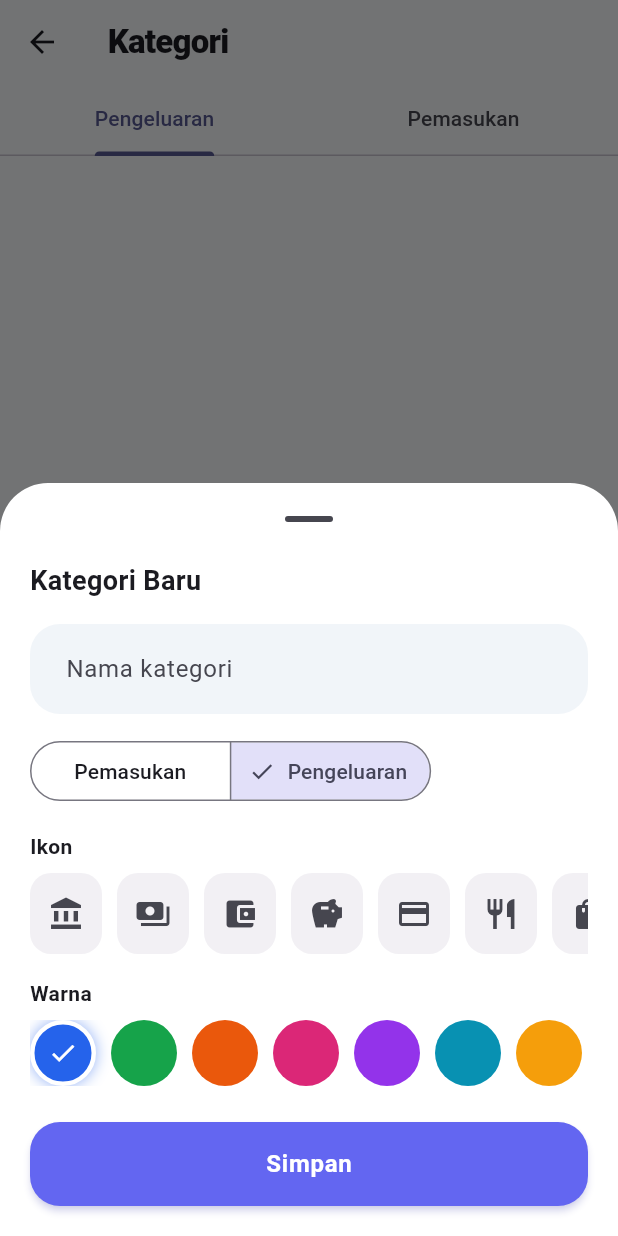
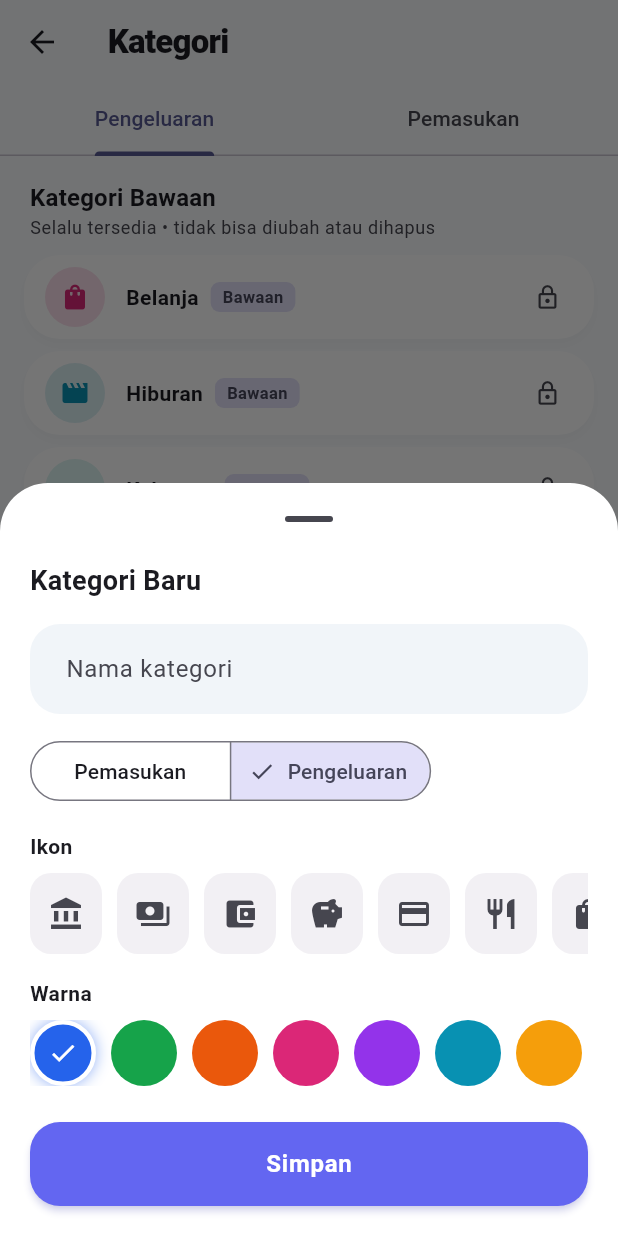
Before and after one commit to fauzanafif/DUITKU, a Flutter app: the CategoriesScreen screen opened by its route, after a tap on "Kategori", on a phone screen of 412 x 824 dp. Run offline on Flutter 3.47's test engine with Material 3 defaults, Android fonts, the phone set to English and light mode, and no system bars; our stand-ins replace fl_chart, flutter_local_notifications, flutter_riverpod, go_router, hive_ce_flutter, image_picker and 3 more; accounts and stored records are empty.

Commit message:
fix bug add fitur kategori dan log aktifitas & crud

```diff
--- a/lib/data/repositories/category_repository.dart
+++ b/lib/data/repositories/category_repository.dart
@@ -37,11 +37,22 @@ class CategoryRepository {
     return category;
   }
 
-  Future<void> save(Category category) => _db.writeCategory(category);
+  /// Default (system) categories are read-only — they can never be edited
+  /// or deleted, so the app is always usable out of the box.
+  Future<void> save(Category category) async {
+    if (category.isDefault) {
+      throw StateError('Kategori bawaan tidak dapat diubah.');
+    }
+    await _db.writeCategory(category);
+  }
 
   /// Deleting a used category is only allowed when the caller supplies a
   /// [reassignTo] category, so no transaction is left dangling.
   Future<void> delete(String id, {String? reassignTo}) async {
+    final categories = await _db.readCategories();
+    if (categories.any((c) => c.id == id && c.isDefault)) {
+      throw StateError('Kategori bawaan tidak dapat dihapus.');
+    }
     final transactions = await _db.readTransactions();
     final used = transactions.where((tx) => tx.categoryId == id).toList();
     if (used.isNotEmpty) {
--- a/lib/features/settings/categories_screen.dart
+++ b/lib/features/settings/categories_screen.dart
@@ -158,22 +158,74 @@ class _CategoryList extends StatelessWidget {
 
   @override
   Widget build(BuildContext context) {
-    if (categories.isEmpty) {
+    final theme = Theme.of(context);
+    final defaults = categories.where((c) => c.isDefault).toList();
+    final custom = categories.where((c) => !c.isDefault).toList();
+
+    if (defaults.isEmpty && custom.isEmpty) {
       return const EmptyStateView(
         icon: Icons.category_outlined,
         title: 'Belum ada kategori',
       );
     }
-    return ListView.separated(
+
+    return ListView(
       padding: const EdgeInsets.fromLTRB(16, 12, 16, 110),
-      itemCount: categories.length,
-      separatorBuilder: (_, _) => const SizedBox(height: 8),
-      itemBuilder: (context, index) {
-        final category = categories[index];
+      children: [
+        if (defaults.isNotEmpty) ...[
+          const SectionHeader(
+            title: 'Kategori Bawaan',
+            subtitle: 'Selalu tersedia • tidak bisa diubah atau dihapus',
+          ),
+          for (final category in defaults)
+            Padding(
+              padding: const EdgeInsets.only(bottom: 8),
+              child: _CategoryTile(category: category),
+            ),
+          const SizedBox(height: 16),
+        ],
+        const SectionHeader(
+          title: 'Kategori Saya',
+          subtitle: 'Kategori yang kamu buat sendiri',
+        ),
+        if (custom.isEmpty)
+          Padding(
+            padding: const EdgeInsets.fromLTRB(4, 4, 4, 8),
+            child: Text(
+              'Belum ada. Tekan tombol + untuk membuat kategori sendiri.',
+              style: theme.textTheme.bodyMedium
+                  ?.copyWith(color: theme.colorScheme.onSurfaceVariant),
+            ),
+          )
+        else
+          for (final category in custom)
+            Padding(
+              padding: const EdgeInsets.only(bottom: 8),
+              child: _CategoryTile(
+                category: category,
+                onEdit: () => onEdit(category),
+                onDelete: () => onDelete(category),
+              ),
+            ),
+      ],
+    );
+  }
+}
+
+class _CategoryTile extends StatelessWidget {
+  const _CategoryTile({required this.category, this.onEdit, this.onDelete});
+
+  final Category category;
+  final VoidCallback? onEdit;
+  final VoidCallback? onDelete;
+
+  @override
+  Widget build(BuildContext context) {
+    final theme = Theme.of(context);
     final color = Color(category.colorValue);
     return SectionCard(
       padding: const EdgeInsets.symmetric(horizontal: 14, vertical: 8),
-          onTap: () => onEdit(category),
+      onTap: onEdit,
       child: Row(
         children: [
           CircleAvatar(
@@ -186,17 +238,62 @@ class _CategoryList extends StatelessWidget {
           ),
           const SizedBox(width: 14),
           Expanded(
-                child: Text(category.name,
-                    style: const TextStyle(fontWeight: FontWeight.w600)),
+            child: Row(
+              children: [
+                Flexible(
+                  child: Text(
+                    category.name,
+                    overflow: TextOverflow.ellipsis,
+                    style: const TextStyle(fontWeight: FontWeight.w600),
                   ),
+                ),
+                if (category.isDefault) ...[
+                  const SizedBox(width: 8),
+                  const _DefaultBadge(),
+                ],
+              ],
+            ),
+          ),
+          if (onDelete != null)
             IconButton(
-                onPressed: () => onDelete(category),
+              onPressed: onDelete,
               icon: const Icon(Icons.delete_outline),
+            )
+          else
+            Padding(
+              padding: const EdgeInsets.all(8),
+              child: Icon(
+                Icons.lock_outline,
+                size: 18,
+                color: theme.colorScheme.onSurfaceVariant,
+              ),
             ),
         ],
       ),
     );
-      },
+  }
+}
+
+class _DefaultBadge extends StatelessWidget {
+  const _DefaultBadge();
+
+  @override
+  Widget build(BuildContext context) {
+    final scheme = Theme.of(context).colorScheme;
+    return Container(
+      padding: const EdgeInsets.symmetric(horizontal: 8, vertical: 2),
+      decoration: BoxDecoration(
+        color: scheme.secondaryContainer,
+        borderRadius: BorderRadius.circular(6),
+      ),
+      child: Text(
+        'Bawaan',
+        style: TextStyle(
+          fontSize: 11,
+          fontWeight: FontWeight.w600,
+          color: scheme.onSecondaryContainer,
+        ),
+      ),
     );
   }
 }
--- a/lib/main.dart
+++ b/lib/main.dart
@@ -5,6 +5,7 @@ import 'package:intl/date_symbol_data_local.dart';
 import 'package:duitku/app/duitku_app.dart';
 import 'package:duitku/core/providers/providers.dart';
 import 'package:duitku/data/database/hive_database.dart';
+import 'package:duitku/data/repositories/category_repository.dart';
 
 Future<void> main() async {
   WidgetsFlutterBinding.ensureInitialized();
@@ -13,6 +14,11 @@ Future<void> main() async {
   final database = HiveDatabase();
   await database.init();
 
+  // Basic categories are available from the very first launch. This is a
+  // no-op on every later launch: it only seeds when the category box is
+  // completely empty, so it never duplicates or overwrites anything.
+  await CategoryRepository(database).seedDefaultsIfEmpty();
+
   runApp(
     ProviderScope(
       overrides: [databaseProvider.overrideWithValue(database)],
```
Also changed, not shown: 2 other files. Lines whose indentation alone changed are shown as unchanged.
